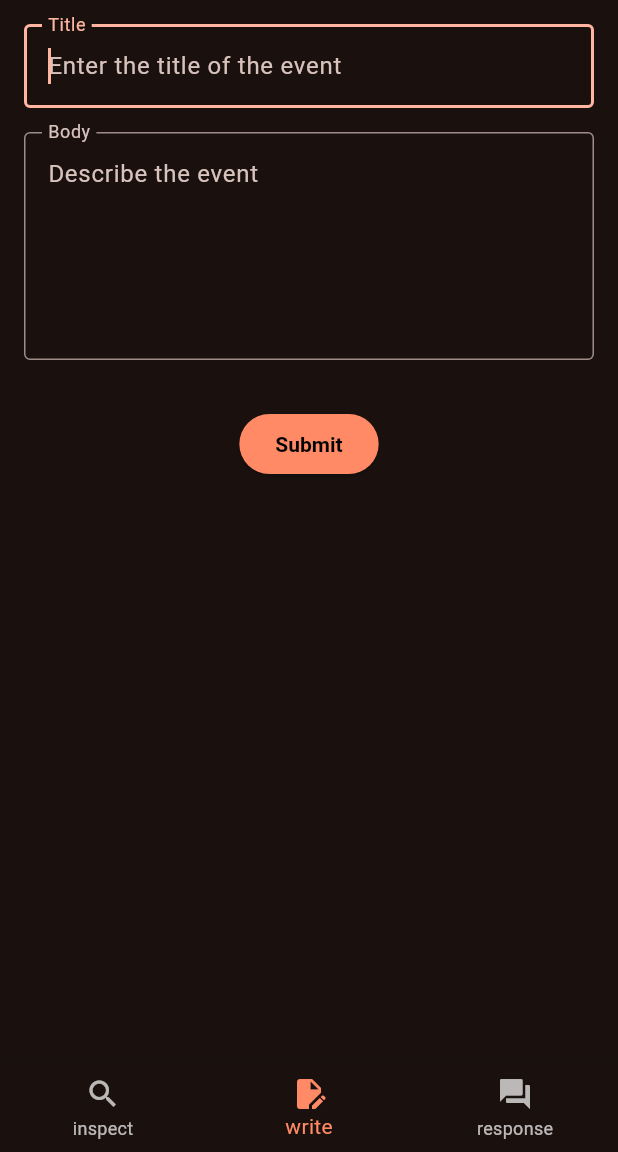
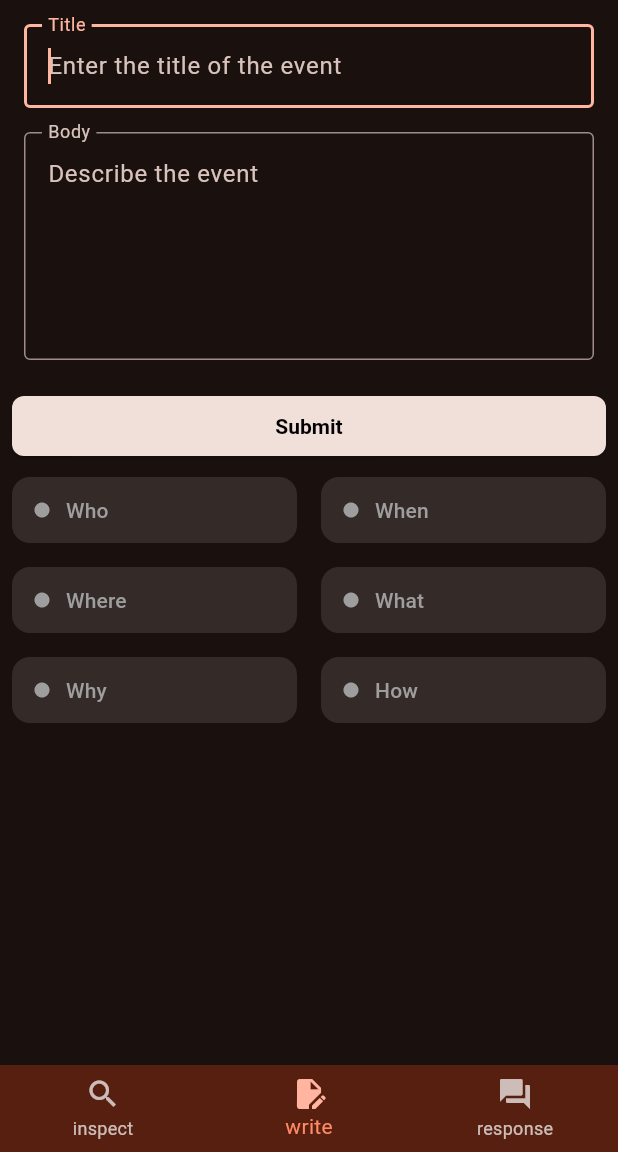
Before and after one commit to FennexFox/description_detailer, a Flutter app: the screen it shows after launch, on a phone screen of 412 x 824 dp, the part 84-1236 px from its top. Run offline on Flutter 3.47's test engine with Material 3 defaults, Android fonts, the phone set to English and light mode, and no system bars.

Commit message:
build responsePreview widget and refactor

````diff
--- a/lib/json/definitions.dart
+++ b/lib/json/definitions.dart
@@ -1,4 +1,3 @@
-import 'dart:convert';
 
 class JsonToRequest {
   String title;
--- a/lib/main.dart
+++ b/lib/main.dart
@@ -1,9 +1,10 @@
+import 'dart:async';
 import 'dart:io';
 
 import 'package:flutter/material.dart';
+
 import 'json/definitions.dart';
-import 'package:http/http.dart' as http;
-import 'dart:convert';
+import 'services/detailer_service.dart';
 
 void main() {
   runApp(const MyApp());
@@ -12,7 +13,6 @@
 class MyApp extends StatelessWidget {
   const MyApp({super.key});
 
-  // This widget is the root of your application.
   @override
   Widget build(BuildContext context) {
     return MaterialApp(
@@ -31,7 +31,6 @@
 
 class DetailerHome extends StatefulWidget {
   const DetailerHome({super.key, required this.title});
-
   final String title;
 
   @override
@@ -43,7 +42,14 @@
 
   final titleTextController = TextEditingController();
   final bodyTextController = TextEditingController();
-  late JsonResponse jsonResponse;
+  JsonResponse? _jsonResponse;
+  bool _isLoading = false;
+
+  @override
+  void initState() {
+    super.initState();
+    _jsonResponse = null;
+  }
 
   void _onItemTapped(int index) {
     setState(() {
@@ -67,62 +73,90 @@
 
   Future<void> onPressPost() async {
     try {
+      setState(() => _isLoading = true);
+
       if (titleTextController.text.isEmpty || bodyTextController.text.isEmpty) {
-        ScaffoldMessenger.of(context).showSnackBar(
-          const SnackBar(content: Text('Please fill in all fields')),
-        );
-        return;
+        throw Exception('Please fill in all fields');
       }
 
-      final requestBody = JsonToRequest(
+      final request = JsonToRequest(
         title: titleTextController.text,
         body: bodyTextController.text,
         requested: true,
       );
 
-      final jsonString = jsonEncode(requestBody.toJson());
-      debugPrint('Sending JSON: $jsonString'); // Debug print
+      final response = await DetailerService.postDetail(request);
 
-      final response = await http.post(
-        Uri.parse(getAdjustedUrl('http://127.0.0.1:5000/detailer')),
-        headers: {
-          'Content-Type': 'application/json',  // Simplified header
-          'Accept': 'application/json',
-        },
-        body: jsonString,
-      );
-
-      if (response.statusCode == 200) {
-        String cleanResponse = response.body.replaceAll(RegExp(r'\\n'), '');
-        cleanResponse = cleanResponse.replaceAll("```", "");
-        cleanResponse = cleanResponse.replaceAll("json", "");
-
-        debugPrint('Response cleaned: $cleanResponse');
-
-        final Map<String, dynamic> jsonMap = jsonDecode(jsonDecode(cleanResponse));
-        debugPrint('Response JSON: $jsonMap');
-        final JsonResponse jsonResponse = JsonResponse.fromJson(jsonMap);
-        debugPrint('Response: $jsonResponse');
-
-        debugPrint('Response type: ${jsonMap.runtimeType}');
-        debugPrint('Response Detailed: ${jsonResponse.detailed}');
+      setState(() {
+        _jsonResponse = response;
+        _isLoading = false;
+      });
 
       ScaffoldMessenger.of(context).showSnackBar(
         const SnackBar(content: Text('Successfully sent request')),
       );
+    } catch (e) {
+      setState(() => _isLoading = false);
+      ScaffoldMessenger.of(context).showSnackBar(
+        SnackBar(
+          content: Text(e is TimeoutException
+            ? 'Server Timeout. Please try again.'
+            : 'Error: ${e.toString()}'),
+          backgroundColor: Colors.red,
+          duration: const Duration(seconds: 3),
+        ),
+      );
+    }
+  }
 
-        // Optional: Update state with response
-        // setState(() {
-        //   jsonResponse = JsonResponse.fromJson(jsonMap);
-        // });
-      } else {
-        throw Exception('Failed to send request: ${response.statusCode}');
+  Widget responsePreview(String answerKey) {
+    return SizedBox(
+      width: MediaQuery.of(context).size.width / 2,
+      child: Container(
+        margin: const EdgeInsets.symmetric(vertical: 4.0, horizontal: 8.0),
+        child: ElevatedButton(
+          onPressed: null,
+          style: ElevatedButton.styleFrom(
+            shape: RoundedRectangleBorder(
+              borderRadius: BorderRadius.circular(12.0),
+            ),
+            padding: const EdgeInsets.all(12.0),
+          ),
+          child: Row(
+            children: [
+              SizedBox(
+                width: 16,
+                height: 16,
+                child: _isLoading
+                  ? const CircularProgressIndicator(strokeWidth: 2)
+                  : _jsonResponse == null
+                    ? const Icon(Icons.circle, size: 12, color: Colors.grey)
+                    : Icon(
+                        Icons.circle,
+                        size: 12,
+                        color: _getStatusColor(_jsonResponse!.fiveWoneH[answerKey]?.isProvided),
+                      ),
+              ),
+              const SizedBox(width: 8),
+              Expanded(
+                child: Text(
+                  answerKey,
+                  textAlign: TextAlign.start,
+                  style: const TextStyle(color: Colors.grey),
+                ),
+              ),
+            ],
+          ),
+        ),
+      ),
+    );
   }
-    } catch (e) {
-      ScaffoldMessenger.of(context).showSnackBar(
-        SnackBar(content: Text('Error: ${e.toString()}')),
-      );
-      debugPrint('Error in onPressPost: ${e.toString()}');
+
+  Color _getStatusColor(String? status) {
+    switch(status) {
+      case "true": return Colors.green;
+      case "implied": return Colors.yellow;
+      default: return Colors.red;
     }
   }
 
@@ -134,13 +168,22 @@
         title: Text(widget.title),
       ),
       body: Column(
-        spacing: 16.0,
+        spacing: 4.0,
         children: [
           DetailerTextFields(titleTextController: titleTextController, bodyTextController: bodyTextController,),
-          ElevatedButton(
+            SizedBox(
+              width: double.infinity,
+              child: Padding(
+                padding: const EdgeInsets.symmetric(horizontal: 8.0),
+                child: ElevatedButton(
                 onPressed: onPressPost,
                 style: ButtonStyle(
-              backgroundColor: WidgetStateProperty.all(Colors.deepOrange[300]),
+                  backgroundColor: WidgetStateProperty.all(
+                  Theme.of(context).colorScheme.onSurface
+                  ),
+                  shape: WidgetStateProperty.all(
+                  RoundedRectangleBorder(borderRadius: BorderRadius.circular(8.0))
+                  ),
                   textStyle: WidgetStateProperty.all(
                   TextStyle(
                     foreground: Paint()..color = Colors.black,
@@ -149,12 +192,37 @@
                   ),
                 ),
                 child: Text("Submit"),
-          )
-          // DetailerPreviewViewer(),
+                ),
+              ),
+            ),
+            Row(
+            mainAxisAlignment: MainAxisAlignment.center,
+            children: [
+              Expanded(child: responsePreview("Who")),
+              Expanded(child: responsePreview("When")),
+            ],
+            ),
+            Row(
+            mainAxisAlignment: MainAxisAlignment.center,
+            children: [
+              Expanded(child: responsePreview("Where")),
+              Expanded(child: responsePreview("What")),
+            ],
+            ),
+            Row(
+            mainAxisAlignment: MainAxisAlignment.center,
+            children: [
+              Expanded(child: responsePreview("Why")),
+              Expanded(child: responsePreview("How")),
+            ],
+            ),
         ],
       ),
       bottomNavigationBar: BottomNavigationBar(
         type: BottomNavigationBarType.fixed,
+        backgroundColor: Theme.of(context).colorScheme.onPrimary,
+        selectedIconTheme: IconThemeData(color: Theme.of(context).colorScheme.primary),
+        useLegacyColorScheme: false,
         items: const [
           BottomNavigationBarItem(
             icon: Icon(Icons.search),
@@ -221,3 +289,23 @@
     );
   }
 }
+
+class DetailerPreviewViewer extends StatelessWidget {
+  final Answer5W1H? fiveWoneH;
+  final String answrKey;
+
+  const DetailerPreviewViewer({super.key, required this.fiveWoneH, required this.answrKey});
+
+  @override
+  Widget build(BuildContext context) {
+    return Column(
+      spacing: 16.0,
+      children: [
+        Text(answrKey),
+        const Divider(),
+        Text('answer: ${fiveWoneH?.answer}'),
+        Text('isProvided: ${fiveWoneH?.isProvided}'),
+      ],
+    );
+  }
+}
--- /dev/null
+++ b/lib/services/network_service.dart
@@ -0,0 +1,19 @@
+import 'dart:io';
+
+class NetworkService {
+  static const baseUrl = 'http://127.0.0.1:5000';
+  static const timeout = Duration(seconds: 30);
+
+  static String getAdjustedUrl(String inputUrl) {
+    try {
+      if (Platform.isAndroid) {
+        return inputUrl
+            .replaceAll('localhost', '10.0.2.2')
+            .replaceAll('127.0.0.1', '10.0.2.2');
+      }
+      return inputUrl;
+    } catch (e) {
+      return inputUrl;
+    }
+  }
+}
````
Also changed, not shown: lib/services/detailer_service.dart (added, +36 -0 lines). Lines whose indentation alone changed are shown as unchanged.
